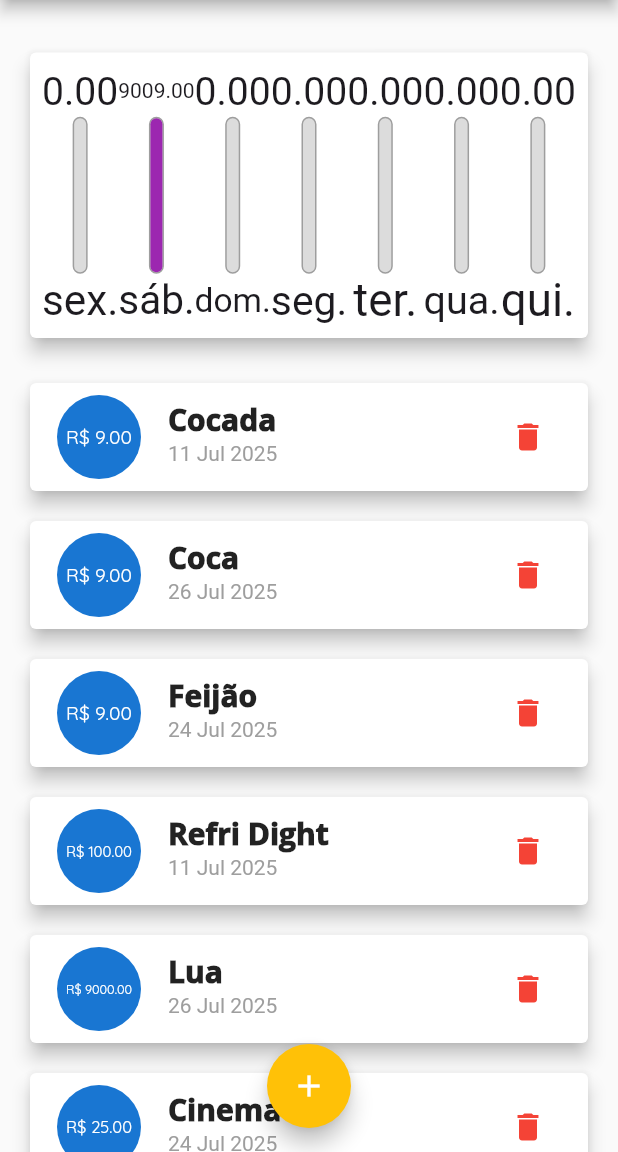
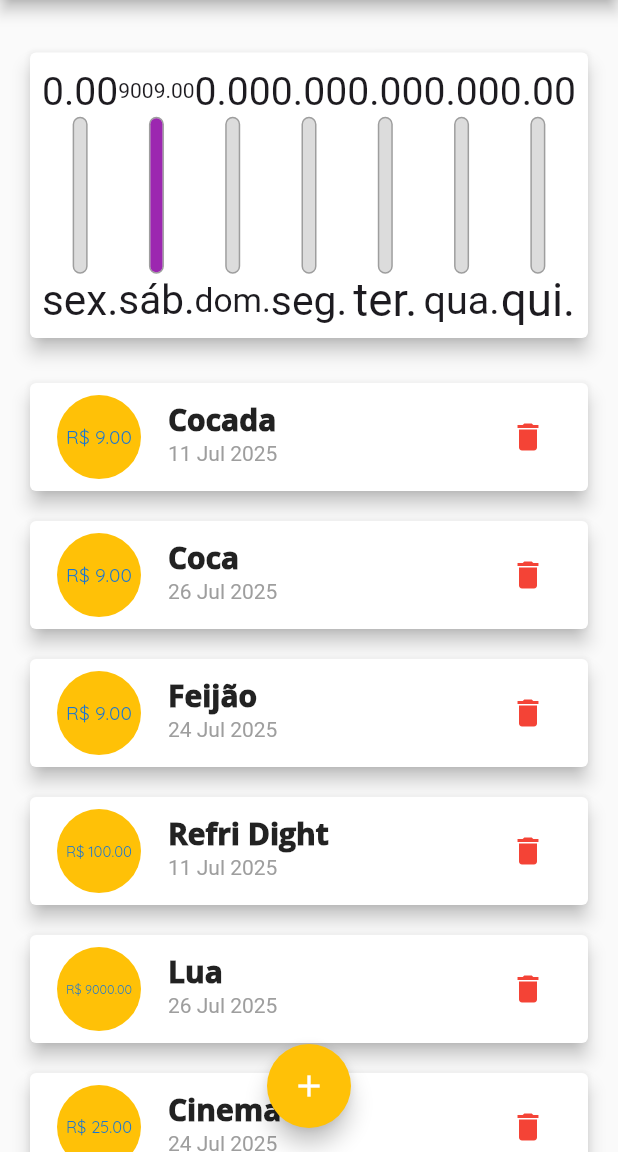
Before and after one commit to ErlonMurilo/app_despesas, a Flutter app: the screen it shows after launch, on a phone screen of 412 x 824 dp, the part 84-1236 px from its top. Run offline on Flutter 3.47's test engine with Material 3 defaults, Android fonts, the phone set to English and light mode, and no system bars.

```diff
--- /dev/null
+++ b/lib/components/transaction_item.dart
@@ -0,0 +1,84 @@
+import 'dart:math';
+
+import 'package:app_despesas/models/transaction.dart';
+import 'package:flutter/material.dart';
+import 'package:intl/intl.dart';
+
+class TransactionItem extends StatefulWidget {
+  final Transaction tr;
+  final Function(String id) onRemove;
+
+  const TransactionItem({required this.tr, required this.onRemove, super.key});
+
+  @override
+  State<TransactionItem> createState() => _TransactionItemState();
+}
+
+class _TransactionItemState extends State<TransactionItem> {
+  static const colors = [
+    Colors.amber,
+    Colors.blueGrey,
+    Colors.deepOrangeAccent,
+    Colors.purple,
+    Colors.teal,
+  ];
+
+  late Color selectColor;
+
+  @override
+  void initState() {
+    super.initState();
+    int i = Random().nextInt(5);
+    selectColor = colors[i];
+  }
+
+  @override
+  Widget build(BuildContext context) {
+    return Card(
+      margin: const EdgeInsets.symmetric(horizontal: 20, vertical: 10),
+      elevation: 5,
+      child: ListTile(
+        titleTextStyle: Theme.of(context).textTheme.titleLarge,
+        subtitleTextStyle: const TextStyle(color: Colors.grey),
+        leading: CircleAvatar(
+          backgroundColor: selectColor,
+          radius: 30,
+          child: Padding(
+            padding: const EdgeInsets.all(8.0),
+            child: FittedBox(
+              child: Text(
+                'R\$ ${widget.tr.value.toStringAsFixed(2)}',
+              ),
+            ),
+          ),
+        ),
+        title: Text(widget.tr.title),
+        subtitle: Text(
+          DateFormat('dd MMM yyyy').format(widget.tr.date),
+        ),
+        trailing: MediaQuery.of(context).size.width > 480
+            ? TextButton.icon(
+                onPressed: () {
+                  widget.onRemove(widget.tr.id);
+                },
+                icon: const Icon(Icons.delete),
+                label: const Text('Exluir'),
+                style: const ButtonStyle(
+                  foregroundColor: WidgetStatePropertyAll(
+                    Color.fromARGB(255, 255, 0, 0),
+                  ),
+                ),
+              )
+            : IconButton(
+                icon: const Icon(
+                  Icons.delete,
+                  color: Colors.red,
+                ),
+                onPressed: () {
+                  widget.onRemove(widget.tr.id);
+                },
+              ),
+      ),
+    );
+  }
+}
--- a/lib/components/transaction_list.dart
+++ b/lib/components/transaction_list.dart
@@ -1,6 +1,7 @@
 import 'package:app_despesas/models/transaction.dart';
 import 'package:flutter/material.dart';
-import 'package:intl/intl.dart';
+
+import 'transaction_item.dart';
 
 class TransactionList extends StatefulWidget {
   final List<Transaction> transactions;
@@ -31,57 +32,26 @@ class _TransactionListState extends State<TransactionList> {
               ]);
             },
           )
-        : ListView.builder(
-            itemCount: widget.transactions.length,
-            itemBuilder: (context, index) {
-              final tr = widget.transactions[index];
-              return Card(
-                margin:
-                    const EdgeInsets.symmetric(horizontal: 20, vertical: 10),
-                elevation: 5,
-                child: ListTile(
-                  titleTextStyle: Theme.of(context).textTheme.titleLarge,
-                  subtitleTextStyle: const TextStyle(color: Colors.grey),
-                  leading: CircleAvatar(
-                    radius: 30,
-                    child: Padding(
-                      padding: const EdgeInsets.all(8.0),
-                      child: FittedBox(
-                        child: Text(
-                          'R\$ ${tr.value.toStringAsFixed(2)}',
-                        ),
-                      ),
-                    ),
-                  ),
-                  title: Text(tr.title),
-                  subtitle: Text(
-                    DateFormat('dd MMM yyyy').format(tr.date),
-                  ),
-                  trailing: MediaQuery.of(context).size.width > 480
-                      ? TextButton.icon(
-                          onPressed: () {
-                            widget._onRemove(tr.id);
-                          },
-                          icon: const Icon(Icons.delete),
-                          label: const Text('Exluir'),
-                          style: const ButtonStyle(
-                            foregroundColor: WidgetStatePropertyAll(
-                              Color.fromARGB(255, 255, 0, 0),
-                            ),
-                          ),
-                        )
-                      : IconButton(
-                          icon: const Icon(
-                            Icons.delete,
-                            color: Colors.red,
-                          ),
-                          onPressed: () {
-                            widget._onRemove(tr.id);
-                          },
-                        ),
-                ),
+        : ListView(
+            children: widget.transactions.map((tr) {
+              return TransactionItem(
+                key: ValueKey(tr.id),
+                tr: tr,
+                onRemove: widget._onRemove,
               );
-            },
+            }).toList(),
           );
+
+    // ListView.builder(
+    //     itemCount: widget.transactions.length,
+    //     itemBuilder: (context, index) {
+    //       final tr = widget.transactions[index];
+    //       return TransactionItem(
+    //         key: ValueKey(tr.id),
+    //         tr: tr,
+    //         onRemove: widget._onRemove,
+    //       );
+    //     },
+    //   );
   }
 }
--- a/lib/main.dart
+++ b/lib/main.dart
@@ -63,7 +63,7 @@ class MyHomePage extends StatefulWidget {
   State<MyHomePage> createState() => _MyHomePageState();
 }
 
-class _MyHomePageState extends State<MyHomePage> {
+class _MyHomePageState extends State<MyHomePage> with WidgetsBindingObserver {
   final List<Transaction> _transactions = [
     Transaction(
       id: Random().nextDouble().toString(),
@@ -104,6 +104,23 @@ class _MyHomePageState extends State<MyHomePage> {
   ];
 
   bool _showChart = false;
+
+  @override
+  void initState() {
+    super.initState();
+    WidgetsBinding.instance.addObserver(this);
+  }
+
+  @override
+  void didChangeAppLifecycleState(AppLifecycleState state) {
+    print(state);
+  }
+
+  @override
+  void dispose() {
+    super.dispose();
+    WidgetsBinding.instance.removeObserver(this);
+  }
 
   _addTransaction(String title, double value, DateTime date) {
     setState(() {
```
